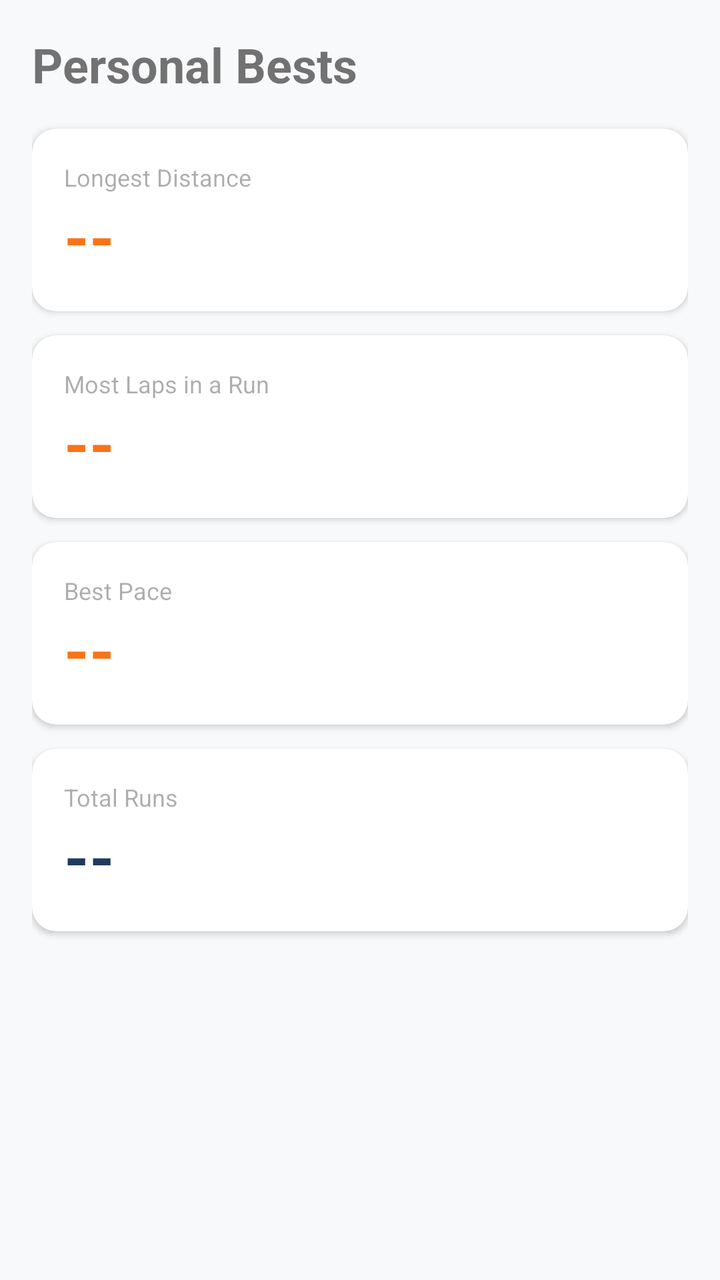
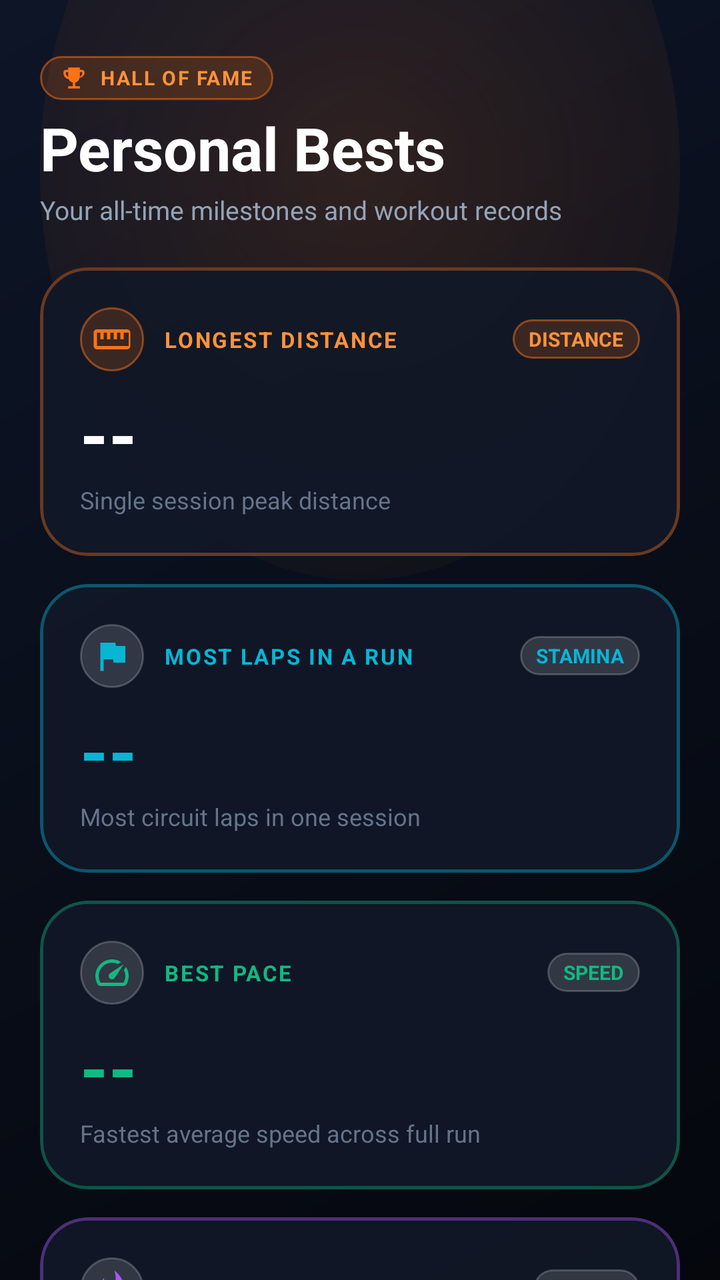

Before-and-after screenshots of an Android layout around one commit, followed by the original layout XML and the change that was made.
<!-- AndroidManifest.xml: application theme Theme.ShameTracker -->
<!-- res/layout/fragment_personal_bests.xml -->
<?xml version="1.0" encoding="utf-8"?>
<ScrollView xmlns:android="http://schemas.android.com/apk/res/android"
    android:layout_width="match_parent"
    android:layout_height="match_parent">
    <LinearLayout
        android:layout_width="match_parent"
        android:layout_height="wrap_content"
        android:orientation="vertical"
        android:padding="16dp">

        <TextView
            android:layout_width="wrap_content"
            android:layout_height="wrap_content"
            android:text="Personal Bests"
            android:textSize="24sp"
            android:textStyle="bold"
            android:layout_marginBottom="16dp"/>

        
        <androidx.cardview.widget.CardView
            xmlns:app="http://schemas.android.com/apk/res-auto"
            android:layout_width="match_parent" android:layout_height="wrap_content"
            android:layout_marginBottom="12dp" app:cardCornerRadius="12dp" app:cardElevation="2dp">
            <LinearLayout android:layout_width="match_parent" android:layout_height="wrap_content"
                android:orientation="vertical" android:padding="16dp">
                <TextView android:layout_width="wrap_content" android:layout_height="wrap_content"
                    android:text="Longest Distance" android:textSize="12sp" android:alpha="0.6"/>
                <TextView android:id="@+id/tvBestDistance" android:layout_width="wrap_content"
                    android:layout_height="wrap_content" android:text="--" android:textSize="32sp"
                    android:textStyle="bold" android:textColor="@color/accent"/>
            </LinearLayout>
        </androidx.cardview.widget.CardView>

        
        <androidx.cardview.widget.CardView
            xmlns:app="http://schemas.android.com/apk/res-auto"
            android:layout_width="match_parent" android:layout_height="wrap_content"
            android:layout_marginBottom="12dp" app:cardCornerRadius="12dp" app:cardElevation="2dp">
            <LinearLayout android:layout_width="match_parent" android:layout_height="wrap_content"
                android:orientation="vertical" android:padding="16dp">
                <TextView android:layout_width="wrap_content" android:layout_height="wrap_content"
                    android:text="Most Laps in a Run" android:textSize="12sp" android:alpha="0.6"/>
                <TextView android:id="@+id/tvBestLaps" android:layout_width="wrap_content"
                    android:layout_height="wrap_content" android:text="--" android:textSize="32sp"
                    android:textStyle="bold" android:textColor="@color/accent"/>
            </LinearLayout>
        </androidx.cardview.widget.CardView>

        
        <androidx.cardview.widget.CardView
            xmlns:app="http://schemas.android.com/apk/res-auto"
            android:layout_width="match_parent" android:layout_height="wrap_content"
            android:layout_marginBottom="12dp" app:cardCornerRadius="12dp" app:cardElevation="2dp">
            <LinearLayout android:layout_width="match_parent" android:layout_height="wrap_content"
                android:orientation="vertical" android:padding="16dp">
                <TextView android:layout_width="wrap_content" android:layout_height="wrap_content"
                    android:text="Best Pace" android:textSize="12sp" android:alpha="0.6"/>
                <TextView android:id="@+id/tvBestPace" android:layout_width="wrap_content"
                    android:layout_height="wrap_content" android:text="--" android:textSize="32sp"
                    android:textStyle="bold" android:textColor="@color/accent"/>
            </LinearLayout>
        </androidx.cardview.widget.CardView>

        
        <androidx.cardview.widget.CardView
            xmlns:app="http://schemas.android.com/apk/res-auto"
            android:layout_width="match_parent" android:layout_height="wrap_content"
            android:layout_marginBottom="12dp" app:cardCornerRadius="12dp" app:cardElevation="2dp">
            <LinearLayout android:layout_width="match_parent" android:layout_height="wrap_content"
                android:orientation="vertical" android:padding="16dp">
                <TextView android:layout_width="wrap_content" android:layout_height="wrap_content"
                    android:text="Total Runs" android:textSize="12sp" android:alpha="0.6"/>
                <TextView android:id="@+id/tvTotalRuns" android:layout_width="wrap_content"
                    android:layout_height="wrap_content" android:text="--" android:textSize="32sp"
                    android:textStyle="bold" android:textColor="@color/primary"/>
            </LinearLayout>
        </androidx.cardview.widget.CardView>

    </LinearLayout>
</ScrollView>
<!-- resources referenced by this layout -->
<resources>
  <color name="primary">#1E3A5F</color>
  <style name="Theme.ShameTracker" parent="Theme.MaterialComponents.DayNight.NoActionBar">
          <item name="colorPrimary">@color/primary</item>
          <item name="colorPrimaryVariant">@color/primary_variant</item>
          <item name="colorOnPrimary">@color/on_primary</item>
          <item name="colorSecondary">@color/accent</item>
          <item name="colorSecondaryVariant">@color/accent_light</item>
          <item name="android:colorBackground">@color/background</item>
          <item name="colorSurface">@color/surface</item>
          <item name="colorOnSurface">@color/on_surface</item>
          <item name="android:windowBackground">@color/background</item>
          <item name="android:statusBarColor">@color/primary</item>
          <item name="android:navigationBarColor">@color/surface</item>
      </style>
  <color name="primary_variant">#16304F</color>
  <color name="accent_light">#FED7AA</color>
  <color name="background">#F8F9FA</color>
  <color name="surface">#FFFFFF</color>
  <color name="on_surface">#1A1A2E</color>
  <!-- unchanged entries left out for length: 2 -->
</resources>

<!-- the commit's change to res/layout/fragment_personal_bests.xml (unified diff, before → after) -->
@@ -1,80 +1,396 @@
 <?xml version="1.0" encoding="utf-8"?>
-<ScrollView xmlns:android="http://schemas.android.com/apk/res/android"
+<androidx.core.widget.NestedScrollView
+    xmlns:android="http://schemas.android.com/apk/res/android"
+    xmlns:app="http://schemas.android.com/apk/res-auto"
+    xmlns:tools="http://schemas.android.com/tools"
     android:layout_width="match_parent"
-    android:layout_height="match_parent">
-    <LinearLayout
+    android:layout_height="match_parent"
+    android:background="@drawable/bg_home_atmosphere"
+    android:fillViewport="true">
+
+    <androidx.constraintlayout.widget.ConstraintLayout
         android:layout_width="match_parent"
         android:layout_height="wrap_content"
-        android:orientation="vertical"
-        android:padding="16dp">
-
-        <TextView
-            android:layout_width="wrap_content"
-            android:layout_height="wrap_content"
-            android:text="Personal Bests"
-            android:textSize="24sp"
-            android:textStyle="bold"
-            android:layout_marginBottom="16dp"/>
-
-        
-        <androidx.cardview.widget.CardView
-            xmlns:app="http://schemas.android.com/apk/res-auto"
-            android:layout_width="match_parent" android:layout_height="wrap_content"
-            android:layout_marginBottom="12dp" app:cardCornerRadius="12dp" app:cardElevation="2dp">
-            <LinearLayout android:layout_width="match_parent" android:layout_height="wrap_content"
-                android:orientation="vertical" android:padding="16dp">
-                <TextView android:layout_width="wrap_content" android:layout_height="wrap_content"
-                    android:text="Longest Distance" android:textSize="12sp" android:alpha="0.6"/>
-                <TextView android:id="@+id/tvBestDistance" android:layout_width="wrap_content"
-                    android:layout_height="wrap_content" android:text="--" android:textSize="32sp"
-                    android:textStyle="bold" android:textColor="@color/accent"/>
-            </LinearLayout>
-        </androidx.cardview.widget.CardView>
-
-        
-        <androidx.cardview.widget.CardView
-            xmlns:app="http://schemas.android.com/apk/res-auto"
-            android:layout_width="match_parent" android:layout_height="wrap_content"
-            android:layout_marginBottom="12dp" app:cardCornerRadius="12dp" app:cardElevation="2dp">
-            <LinearLayout android:layout_width="match_parent" android:layout_height="wrap_content"
-                android:orientation="vertical" android:padding="16dp">
-                <TextView android:layout_width="wrap_content" android:layout_height="wrap_content"
-                    android:text="Most Laps in a Run" android:textSize="12sp" android:alpha="0.6"/>
-                <TextView android:id="@+id/tvBestLaps" android:layout_width="wrap_content"
-                    android:layout_height="wrap_content" android:text="--" android:textSize="32sp"
-                    android:textStyle="bold" android:textColor="@color/accent"/>
-            </LinearLayout>
-        </androidx.cardview.widget.CardView>
-
-        
-        <androidx.cardview.widget.CardView
-            xmlns:app="http://schemas.android.com/apk/res-auto"
-            android:layout_width="match_parent" android:layout_height="wrap_content"
-            android:layout_marginBottom="12dp" app:cardCornerRadius="12dp" app:cardElevation="2dp">
-            <LinearLayout android:layout_width="match_parent" android:layout_height="wrap_content"
-                android:orientation="vertical" android:padding="16dp">
-                <TextView android:layout_width="wrap_content" android:layout_height="wrap_content"
-                    android:text="Best Pace" android:textSize="12sp" android:alpha="0.6"/>
-                <TextView android:id="@+id/tvBestPace" android:layout_width="wrap_content"
-                    android:layout_height="wrap_content" android:text="--" android:textSize="32sp"
-                    android:textStyle="bold" android:textColor="@color/accent"/>
-            </LinearLayout>
-        </androidx.cardview.widget.CardView>
-
-        
-        <androidx.cardview.widget.CardView
-            xmlns:app="http://schemas.android.com/apk/res-auto"
-            android:layout_width="match_parent" android:layout_height="wrap_content"
-            android:layout_marginBottom="12dp" app:cardCornerRadius="12dp" app:cardElevation="2dp">
-            <LinearLayout android:layout_width="match_parent" android:layout_height="wrap_content"
-                android:orientation="vertical" android:padding="16dp">
-                <TextView android:layout_width="wrap_content" android:layout_height="wrap_content"
-                    android:text="Total Runs" android:textSize="12sp" android:alpha="0.6"/>
-                <TextView android:id="@+id/tvTotalRuns" android:layout_width="wrap_content"
-                    android:layout_height="wrap_content" android:text="--" android:textSize="32sp"
-                    android:textStyle="bold" android:textColor="@color/primary"/>
-            </LinearLayout>
-        </androidx.cardview.widget.CardView>
-
-    </LinearLayout>
-</ScrollView>
+        android:paddingHorizontal="20dp"
+        android:paddingTop="28dp"
+        android:paddingBottom="36dp">
+
+        
+        <LinearLayout
+            android:id="@+id/headerBests"
+            android:layout_width="match_parent"
+            android:layout_height="wrap_content"
+            android:orientation="vertical"
+            app:layout_constraintTop_toTopOf="parent"
+            app:layout_constraintStart_toStartOf="parent"
+            app:layout_constraintEnd_toEndOf="parent">
+
+            <LinearLayout
+                android:layout_width="wrap_content"
+                android:layout_height="wrap_content"
+                android:orientation="horizontal"
+                android:gravity="center_vertical"
+                android:background="@drawable/bg_glass_chip_accent"
+                android:paddingHorizontal="10dp"
+                android:paddingVertical="4dp"
+                android:layout_marginBottom="8dp">
+
+                <ImageView
+                    android:layout_width="14dp"
+                    android:layout_height="14dp"
+                    android:src="@drawable/ic_workspace_premium"
+                    app:tint="@color/accent"
+                    android:layout_marginEnd="6dp"
+                    android:contentDescription="@null" />
+
+                <TextView
+                    android:layout_width="wrap_content"
+                    android:layout_height="wrap_content"
+                    android:text="HALL OF FAME"
+                    android:textSize="10sp"
+                    android:textStyle="bold"
+                    android:letterSpacing="0.08"
+                    android:textColor="@color/accent_light" />
+            </LinearLayout>
+
+            <TextView
+                android:id="@+id/tvBestsTitle"
+                android:layout_width="wrap_content"
+                android:layout_height="wrap_content"
+                android:text="@string/personal_bests"
+                android:textSize="30sp"
+                android:textStyle="bold"
+                android:textColor="#FFFFFF"
+                android:includeFontPadding="false" />
+
+            <TextView
+                android:layout_width="wrap_content"
+                android:layout_height="wrap_content"
+                android:text="Your all-time milestones and workout records"
+                android:textSize="13sp"
+                android:textColor="@color/on_surface_medium"
+                android:layout_marginTop="3dp" />
+        </LinearLayout>
+
+        
+        <com.google.android.material.card.MaterialCardView
+            android:id="@+id/cardDistanceBest"
+            android:layout_width="match_parent"
+            android:layout_height="wrap_content"
+            android:layout_marginTop="20dp"
+            app:cardCornerRadius="24dp"
+            app:cardElevation="0dp"
+            app:cardBackgroundColor="@color/glass_card_surface"
+            app:strokeColor="#60F97316"
+            app:strokeWidth="1.5dp"
+            app:layout_constraintTop_toBottomOf="@id/headerBests"
+            app:layout_constraintStart_toStartOf="parent"
+            app:layout_constraintEnd_toEndOf="parent">
+
+            <LinearLayout
+                android:layout_width="match_parent"
+                android:layout_height="wrap_content"
+                android:orientation="vertical"
+                android:padding="20dp">
+
+                <LinearLayout
+                    android:layout_width="match_parent"
+                    android:layout_height="wrap_content"
+                    android:orientation="horizontal"
+                    android:gravity="center_vertical">
+
+                    <ImageView
+                        android:layout_width="32dp"
+                        android:layout_height="32dp"
+                        android:src="@drawable/ic_straighten"
+                        app:tint="@color/accent"
+                        android:background="@drawable/bg_glass_chip_accent"
+                        android:padding="6dp"
+                        android:layout_marginEnd="10dp"
+                        android:contentDescription="@null" />
+
+                    <TextView
+                        android:layout_width="0dp"
+                        android:layout_height="wrap_content"
+                        android:layout_weight="1"
+                        android:text="LONGEST DISTANCE"
+                        android:textSize="11sp"
+                        android:textStyle="bold"
+                        android:letterSpacing="0.08"
+                        android:textColor="@color/accent_light" />
+
+                    <TextView
+                        android:layout_width="wrap_content"
+                        android:layout_height="wrap_content"
+                        android:text="DISTANCE"
+                        android:textSize="10sp"
+                        android:textStyle="bold"
+                        android:textColor="@color/accent_light"
+                        android:background="@drawable/bg_glass_chip_accent"
+                        android:paddingHorizontal="8dp"
+                        android:paddingVertical="3dp" />
+                </LinearLayout>
+
+                <TextView
+                    android:id="@+id/tvBestDistance"
+                    android:layout_width="wrap_content"
+                    android:layout_height="wrap_content"
+                    android:text="--"
+                    android:textSize="36sp"
+                    android:textStyle="bold"
+                    android:textColor="#FFFFFF"
+                    android:includeFontPadding="false"
+                    android:layout_marginTop="12dp" />
+
+                <TextView
+                    android:layout_width="wrap_content"
+                    android:layout_height="wrap_content"
+                    android:text="Single session peak distance"
+                    android:textSize="12sp"
+                    android:textColor="@color/on_surface_muted"
+                    android:layout_marginTop="2dp" />
+            </LinearLayout>
+        </com.google.android.material.card.MaterialCardView>
+
+        
+        <com.google.android.material.card.MaterialCardView
+            android:id="@+id/cardLapsBest"
+            android:layout_width="match_parent"
+            android:layout_height="wrap_content"
+            android:layout_marginTop="14dp"
+            app:cardCornerRadius="24dp"
+            app:cardElevation="0dp"
+            app:cardBackgroundColor="@color/glass_card_surface"
+            app:strokeColor="@color/glass_border_cyan"
+            app:strokeWidth="1.5dp"
+            app:layout_constraintTop_toBottomOf="@id/cardDistanceBest"
+            app:layout_constraintStart_toStartOf="parent"
+            app:layout_constraintEnd_toEndOf="parent">
+
+            <LinearLayout
+                android:layout_width="match_parent"
+                android:layout_height="wrap_content"
+                android:orientation="vertical"
+                android:padding="20dp">
+
+                <LinearLayout
+                    android:layout_width="match_parent"
+                    android:layout_height="wrap_content"
+                    android:orientation="horizontal"
+                    android:gravity="center_vertical">
+
+                    <ImageView
+                        android:layout_width="32dp"
+                        android:layout_height="32dp"
+                        android:src="@drawable/ic_flag"
+                        app:tint="@color/cyan_accent"
+                        android:background="@drawable/bg_glass_chip"
+                        android:padding="6dp"
+                        android:layout_marginEnd="10dp"
+                        android:contentDescription="@null" />
+
+                    <TextView
+                        android:layout_width="0dp"
+                        android:layout_height="wrap_content"
+                        android:layout_weight="1"
+                        android:text="MOST LAPS IN A RUN"
+                        android:textSize="11sp"
+                        android:textStyle="bold"
+                        android:letterSpacing="0.08"
+                        android:textColor="@color/cyan_accent" />
+
+                    <TextView
+                        android:layout_width="wrap_content"
+                        android:layout_height="wrap_content"
+                        android:text="STAMINA"
+                        android:textSize="10sp"
+                        android:textStyle="bold"
+                        android:textColor="@color/cyan_accent"
+                        android:background="@drawable/bg_glass_chip"
+                        android:paddingHorizontal="8dp"
+                        android:paddingVertical="3dp" />
+                </LinearLayout>
+
+                <TextView
+                    android:id="@+id/tvBestLaps"
+                    android:layout_width="wrap_content"
+                    android:layout_height="wrap_content"
+                    android:text="--"
+                    android:textSize="36sp"
+                    android:textStyle="bold"
+                    android:textColor="@color/cyan_accent"
+                    android:includeFontPadding="false"
+                    android:layout_marginTop="12dp" />
+
+                <TextView
+                    android:layout_width="wrap_content"
+                    android:layout_height="wrap_content"
+                    android:text="Most circuit laps in one session"
+                    android:textSize="12sp"
+                    android:textColor="@color/on_surface_muted"
+                    android:layout_marginTop="2dp" />
+            </LinearLayout>
+        </com.google.android.material.card.MaterialCardView>
+
+        
+        <com.google.android.material.card.MaterialCardView
+            android:id="@+id/cardPaceBest"
+            android:layout_width="match_parent"
+            android:layout_height="wrap_content"
+            android:layout_marginTop="14dp"
+            app:cardCornerRadius="24dp"
+            app:cardElevation="0dp"
+            app:cardBackgroundColor="@color/glass_card_surface"
+            app:strokeColor="#6010B981"
+            app:strokeWidth="1.5dp"
+            app:layout_constraintTop_toBottomOf="@id/cardLapsBest"
+            app:layout_constraintStart_toStartOf="parent"
+            app:layout_constraintEnd_toEndOf="parent">
+
+            <LinearLayout
+                android:layout_width="match_parent"
+                android:layout_height="wrap_content"
+                android:orientation="vertical"
+                android:padding="20dp">
+
+                <LinearLayout
+                    android:layout_width="match_parent"
+                    android:layout_height="wrap_content"
+                    android:orientation="horizontal"
+                    android:gravity="center_vertical">
+
+                    <ImageView
+                        android:layout_width="32dp"
+                        android:layout_height="32dp"
+                        android:src="@drawable/ic_speed"
+                        app:tint="@color/emerald_accent"
+                        android:background="@drawable/bg_glass_chip"
+                        android:padding="6dp"
+                        android:layout_marginEnd="10dp"
+                        android:contentDescription="@null" />
+
+                    <TextView
+                        android:layout_width="0dp"
+                        android:layout_height="wrap_content"
+                        android:layout_weight="1"
+                        android:text="BEST PACE"
+                        android:textSize="11sp"
+                        android:textStyle="bold"
+                        android:letterSpacing="0.08"
+                        android:textColor="@color/emerald_accent" />
+
+                    <TextView
+                        android:layout_width="wrap_content"
+                        android:layout_height="wrap_content"
+                        android:text="SPEED"
+                        android:textSize="10sp"
+                        android:textStyle="bold"
+                        android:textColor="@color/emerald_accent"
+                        android:background="@drawable/bg_glass_chip"
+                        android:paddingHorizontal="8dp"
+                        android:paddingVertical="3dp" />
+                </LinearLayout>
+
+                <TextView
+                    android:id="@+id/tvBestPace"
+                    android:layout_width="wrap_content"
+                    android:layout_height="wrap_content"
+                    android:text="--"
+                    android:textSize="36sp"
+                    android:textStyle="bold"
+                    android:textColor="@color/emerald_accent"
+                    android:includeFontPadding="false"
+                    android:layout_marginTop="12dp" />
+
+                <TextView
+                    android:layout_width="wrap_content"
+                    android:layout_height="wrap_content"
+                    android:text="Fastest average speed across full run"
+                    android:textSize="12sp"
+                    android:textColor="@color/on_surface_muted"
+                    android:layout_marginTop="2dp" />
+            </LinearLayout>
+        </com.google.android.material.card.MaterialCardView>
+
+        
+        <com.google.android.material.card.MaterialCardView
+            android:id="@+id/cardTotalRuns"
+            android:layout_width="match_parent"
+            android:layout_height="wrap_content"
+            android:layout_marginTop="14dp"
+            app:cardCornerRadius="24dp"
+            app:cardElevation="0dp"
+            app:cardBackgroundColor="@color/glass_card_surface"
+            app:strokeColor="@color/glass_border_purple"
+            app:strokeWidth="1.5dp"
+            app:layout_constraintTop_toBottomOf="@id/cardPaceBest"
+            app:layout_constraintStart_toStartOf="parent"
+            app:layout_constraintEnd_toEndOf="parent">
+
+            <LinearLayout
+                android:layout_width="match_parent"
+                android:layout_height="wrap_content"
+                android:orientation="vertical"
+                android:padding="20dp">
+
+                <LinearLayout
+                    android:layout_width="match_parent"
+                    android:layout_height="wrap_content"
+                    android:orientation="horizontal"
+                    android:gravity="center_vertical">
+
+                    <ImageView
+                        android:layout_width="32dp"
+                        android:layout_height="32dp"
+                        android:src="@drawable/ic_flame"
+                        app:tint="@color/purple_accent"
+                        android:background="@drawable/bg_glass_chip"
+                        android:padding="6dp"
+                        android:layout_marginEnd="10dp"
+                        android:contentDescription="@null" />
+
+                    <TextView
+                        android:layout_width="0dp"
+                        android:layout_height="wrap_content"
+                        android:layout_weight="1"
+                        android:text="TOTAL RUNS COMPLETED"
+                        android:textSize="11sp"
+                        android:textStyle="bold"
+                        android:letterSpacing="0.08"
+                        android:textColor="@color/purple_accent" />
+
+                    <TextView
+                        android:layout_width="wrap_content"
+                        android:layout_height="wrap_content"
+                        android:text="STREAK"
+                        android:textSize="10sp"
+                        android:textStyle="bold"
+                        android:textColor="@color/purple_accent"
+                        android:background="@drawable/bg_glass_chip"
+                        android:paddingHorizontal="8dp"
+                        android:paddingVertical="3dp" />
+                </LinearLayout>
+
+                <TextView
+                    android:id="@+id/tvTotalRuns"
+                    android:layout_width="wrap_content"
+                    android:layout_height="wrap_content"
+                    android:text="0"
+                    android:textSize="36sp"
+                    android:textStyle="bold"
+                    android:textColor="#C084FC"
+                    android:includeFontPadding="false"
+                    android:layout_marginTop="12dp" />
+
+                <TextView
+                    android:layout_width="wrap_content"
+                    android:layout_height="wrap_content"
+                    android:text="Total lifetime tracked sessions"
+                    android:textSize="12sp"
+                    android:textColor="@color/on_surface_muted"
+                    android:layout_marginTop="2dp" />
+            </LinearLayout>
+        </com.google.android.material.card.MaterialCardView>
+
+    </androidx.constraintlayout.widget.ConstraintLayout>
+</androidx.core.widget.NestedScrollView>
<!-- resource entries referenced after the edit -->
@@ -1,6 +1,6 @@
 <!-- resources referenced by this layout -->
 <resources>
-  <color name="primary">#1E3A5F</color>
+  <color name="primary">#0F172A</color>
   <style name="Theme.ShameTracker" parent="Theme.MaterialComponents.DayNight.NoActionBar">
           <item name="colorPrimary">@color/primary</item>
           <item name="colorPrimaryVariant">@color/primary_variant</item>
@@ -10,15 +10,136 @@
           <item name="android:colorBackground">@color/background</item>
           <item name="colorSurface">@color/surface</item>
           <item name="colorOnSurface">@color/on_surface</item>
-          <item name="android:windowBackground">@color/background</item>
-          <item name="android:statusBarColor">@color/primary</item>
-          <item name="android:navigationBarColor">@color/surface</item>
+          <item name="android:windowBackground">@drawable/bg_dark_canvas</item>
+          <item name="android:statusBarColor">#0D1527</item>
+          <item name="android:navigationBarColor">#05070D</item>
+          <item name="android:textColor">@color/on_surface</item>
+          <item name="android:textColorSecondary">@color/on_surface_medium</item>
       </style>
-  <color name="primary_variant">#16304F</color>
-  <color name="accent_light">#FED7AA</color>
-  <color name="background">#F8F9FA</color>
-  <color name="surface">#FFFFFF</color>
-  <color name="on_surface">#1A1A2E</color>
+  <color name="primary_variant">#080C14</color>
+  <color name="accent_light">#FB923C</color>
+  <color name="cyan_accent">#06B6D4</color>
+  <color name="emerald_accent">#10B981</color>
+  <color name="glass_border_cyan">#6606B6D4</color>
+  <color name="glass_border_purple">#66A855F7</color>
+  <color name="glass_card_surface">#E6111827</color>
+  <color name="on_surface_medium">#94A3B8</color>
+  <color name="on_surface_muted">#64748B</color>
+  <color name="purple_accent">#A855F7</color>
+  <!-- drawable bg_glass_chip (drawable) -->
+  <?xml version="1.0" encoding="utf-8"?>
+  <shape xmlns:android="http://schemas.android.com/apk/res/android"
+      android:shape="rectangle">
+      <corners android:radius="100dp" />
+      <solid android:color="#24FFFFFF" />
+      <stroke
+          android:width="1dp"
+          android:color="#33FFFFFF" />
+  </shape>
+  <!-- drawable bg_glass_chip_accent (drawable) -->
+  <?xml version="1.0" encoding="utf-8"?>
+  <shape xmlns:android="http://schemas.android.com/apk/res/android"
+      android:shape="rectangle">
+      <corners android:radius="100dp" />
+      <solid android:color="#2DF97316" />
+      <stroke
+          android:width="1dp"
+          android:color="#80F97316" />
+  </shape>
+  <!-- drawable bg_home_atmosphere (drawable) -->
+  <?xml version="1.0" encoding="utf-8"?>
+  <layer-list xmlns:android="http://schemas.android.com/apk/res/android">
+      
+      <item>
+          <shape android:shape="rectangle">
+              <gradient
+                  android:type="linear"
+                  android:angle="315"
+                  android:startColor="#0D1527"
+                  android:centerColor="#090E1A"
+                  android:endColor="#05070D" />
+          </shape>
+      </item>
+      
+      <item
+          android:top="-120dp"
+          android:left="20dp"
+          android:right="20dp"
+          android:bottom="350dp">
+          <shape android:shape="oval">
+              <gradient
+                  android:type="radial"
+                  android:gradientRadius="260dp"
+                  android:startColor="#26F97316"
+                  android:endColor="#00000000" />
+          </shape>
+      </item>
+  </layer-list>
+  <!-- drawable ic_flag (drawable) -->
+  <vector xmlns:android="http://schemas.android.com/apk/res/android"
+      android:width="24dp"
+      android:height="24dp"
+      android:viewportWidth="24"
+      android:viewportHeight="24">
+      <path
+          android:fillColor="#FFFFFFFF"
+          android:pathData="M14.4,6L14,4H5v17h2v-7h5.6l0.4,2h7V6h-6z"/>
+  </vector>
+  <!-- drawable ic_flame (drawable) -->
+  <vector xmlns:android="http://schemas.android.com/apk/res/android"
+      android:width="24dp"
+      android:height="24dp"
+      android:viewportWidth="24"
+      android:viewportHeight="24">
+      <path
+          android:fillColor="#FFFFFFFF"
+          android:pathData="M13.5,0.67s0.74,2.65 0.74,4.8c0,2.06 -1.35,3.73 -3.41,3.73 -2.07,0 -3.63,-1.67 -3.63,-3.73l0.03,-0.36C5.21,7.51 4,10.61 4,14c0,4.42 3.58,8 8,8s8,-3.58 8,-8C20,8.61 17.41,3.8 13.5,0.67zM12,20c-3.31,0 -6,-2.69 -6,-6 0,-1.53 0.71,-3.68 1.94,-5.24 0.17,1.3 1.12,2.5 2.5,2.78 2.06,0.42 3.69,-1.25 3.56,-3.23 1.49,1.7 2,3.82 2,5.69 0,3.31 -2.69,6 -6,6z"/>
+  </vector>
+  <!-- drawable ic_speed (drawable) -->
+  <vector xmlns:android="http://schemas.android.com/apk/res/android"
+      android:width="24dp"
+      android:height="24dp"
+      android:viewportWidth="24"
+      android:viewportHeight="24">
+      <path
+          android:fillColor="#FFFFFFFF"
+          android:pathData="M20.38,8.57l-1.23,1.85a8,8 0 0,1 -0.22,7.58H5.07A8,8 0 0,1 15.58,6.85l1.85,-1.23A10,10 0 0,0 3.35,19a2,2 0 0,0 1.72,1h13.85a2,2 0 0,0 1.74,-1 10,10 0 0,0 -0.27,-10.44zM10.59,15.41a2,2 0 0,0 2.83,0l5.66,-8.49 -8.49,5.66a2,2 0 0,0 0,2.83z"/>
+  </vector>
+  <!-- drawable ic_straighten (drawable) -->
+  <vector xmlns:android="http://schemas.android.com/apk/res/android"
+      android:width="24dp"
+      android:height="24dp"
+      android:viewportWidth="24"
+      android:viewportHeight="24">
+      <path
+          android:fillColor="#FFFFFFFF"
+          android:pathData="M21,6H3c-1.1,0 -2,0.9 -2,2v8c0,1.1 0.9,2 2,2h18c1.1,0 2,-0.9 2,-2V8c0,-1.1 -0.9,-2 -2,-2zm0,10H3V8h2v4h2V8h2v4h2V8h2v4h2V8h2v4h2V8h3v8z"/>
+  </vector>
+  <!-- drawable ic_workspace_premium (drawable) -->
+  <vector xmlns:android="http://schemas.android.com/apk/res/android"
+      android:width="24dp"
+      android:height="24dp"
+      android:viewportWidth="24"
+      android:viewportHeight="24">
+      <path
+          android:fillColor="#FFFFFFFF"
+          android:pathData="M19,5h-2V3H7v2H5C3.9,5 3,5.9 3,7v1c0,2.55 1.92,4.63 4.39,4.94A5.01,5.01 0 0,0 11,15.9V19H7v2h10v-2h-4v-3.1c1.95,-0.41 3.5,-1.98 3.61,-3.96C19.08,11.63 21,9.55 21,8V7C21,5.9 20.1,5 19,5zM5,8V7h2v3.82C5.84,10.4 5,9.3 5,8zM19,8c0,1.3 -0.84,2.4 -2,2.82V7h2V8z"/>
+  </vector>
+  <string name="personal_bests">Personal Bests</string>
+  <color name="background">#080C14</color>
+  <color name="surface">#111827</color>
+  <color name="on_surface">#FFFFFF</color>
+  <!-- drawable bg_dark_canvas (drawable) -->
+  <?xml version="1.0" encoding="utf-8"?>
+  <shape xmlns:android="http://schemas.android.com/apk/res/android"
+      android:shape="rectangle">
+      <gradient
+          android:type="linear"
+          android:angle="315"
+          android:startColor="#0D1527"
+          android:centerColor="#090E1A"
+          android:endColor="#05070D" />
+  </shape>
   <!-- unchanged entries left out for length: 2 -->
 </resources>
 
